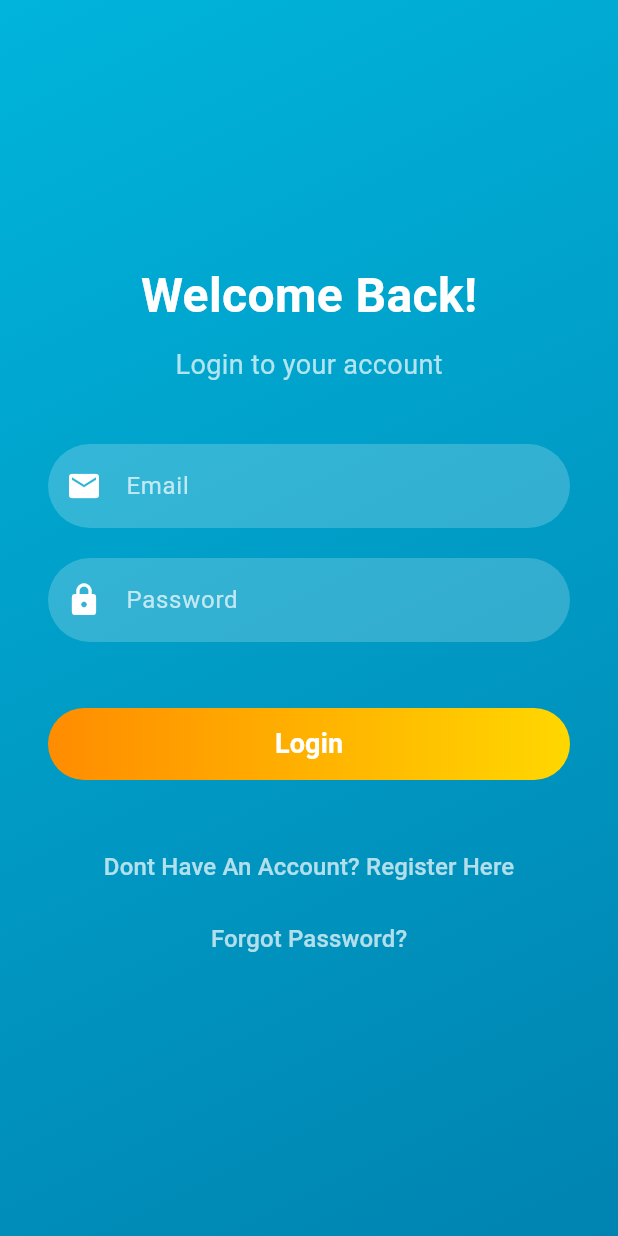
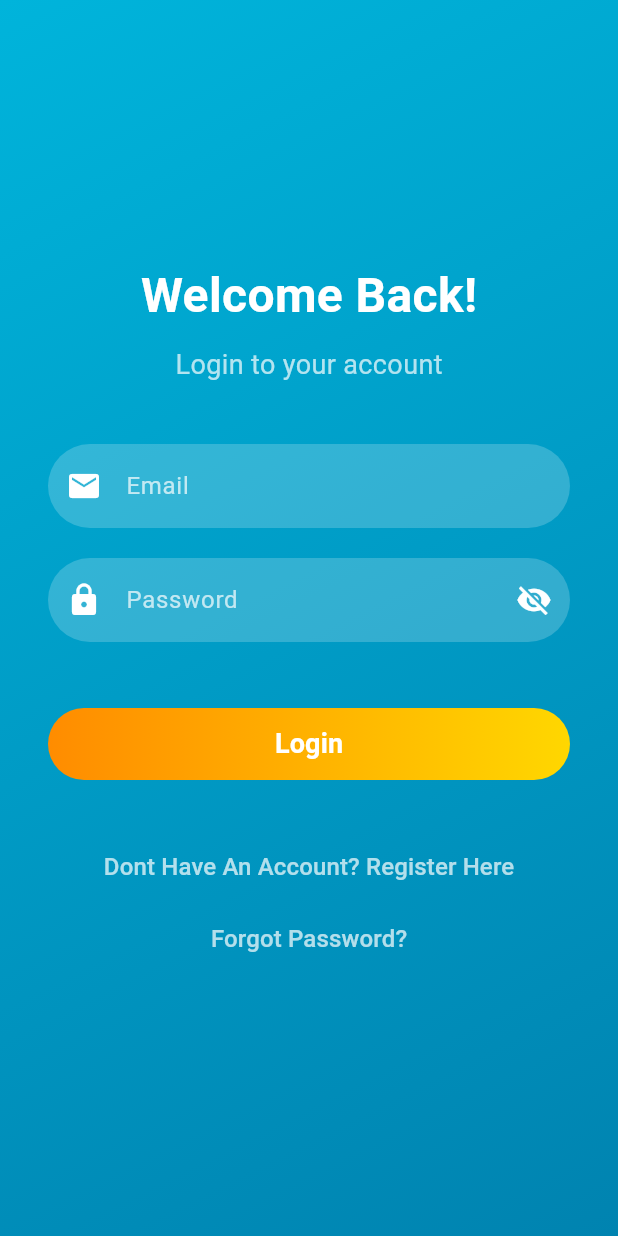
Before and after one commit to AayushPandeyy/FinSync, a Flutter app: the screen it shows after launch, on a phone screen of 412 x 824 dp. Run offline on Flutter 3.47's test engine with Material 3 defaults, Android fonts, the phone set to English and light mode, and no system bars; our stand-ins replace cloud_firestore, firebase_auth, firebase_core, fl_chart, flutter_slidable, google_fonts and 1 more; accounts and stored records are empty; Roboto replaces fonts that are missing (Afacad).

Commit message:
Users can see pw in login page

```diff
--- a/lib/pages/auth/LoginPage.dart
+++ b/lib/pages/auth/LoginPage.dart
@@ -1,3 +1,4 @@
+import 'package:finance_tracker/pages/homePage/HomePage.dart';
 import 'package:finance_tracker/pages/homePage/NavigatorPage.dart';
 import 'package:finance_tracker/pages/auth/ForgotPasswordPage.dart';
 import 'package:finance_tracker/pages/auth/RegisterPage.dart';
@@ -15,6 +16,7 @@ class LoginPage extends StatefulWidget {
 }
 
 class _LoginPageState extends State<LoginPage> {
+  bool isObscured = true;
   final TextEditingController _emailController = TextEditingController();
   final TextEditingController _passwordController = TextEditingController();
   final AuthFirebaseService authService = AuthFirebaseService();
@@ -49,7 +51,7 @@ class _LoginPageState extends State<LoginPage> {
         Navigator.pop(context);
         Navigator.pushAndRemoveUntil(
           context,
-          MaterialPageRoute(builder: (context) => const NavigatorPage()),
+          MaterialPageRoute(builder: (context) => HomePage()),
           (Route<dynamic> route) => false,
         );
       }
@@ -131,8 +133,39 @@ class _LoginPageState extends State<LoginPage> {
                 const SizedBox(height: 40),
                 _buildTextField(Icons.email, "Email", false, _emailController),
                 const SizedBox(height: 20),
-                _buildTextField(
-                    Icons.lock, "Password", true, _passwordController),
+                TextField(
+      controller: _passwordController,
+      obscureText: isObscured,
+      decoration: InputDecoration(
+        prefixIcon: Icon(Icons.lock, color: Colors.white),
+        suffixIcon: IconButton(
+          icon: Icon(
+            isObscured ? Icons.visibility_off : Icons.visibility,
+            color: Colors.white,
+          ),
+          onPressed: () {
+            setState(() {
+              isObscured = !isObscured;
+            });
+          },
+        ),
+        hintText: "Password",
+        hintStyle: const TextStyle(color: Colors.white70),
+        filled: true,
+        fillColor: Colors.white.withOpacity(0.2),
+        focusedBorder: OutlineInputBorder(
+          borderRadius: BorderRadius.circular(30),
+          borderSide: const BorderSide(color: Colors.white),
+        ),
+        enabledBorder: OutlineInputBorder(
+          borderRadius: BorderRadius.circular(30),
+          borderSide: BorderSide.none,
+        ),
+        contentPadding: const EdgeInsets.symmetric(vertical: 16),
+      ),
+      style: const TextStyle(color: Colors.white),
+      cursorColor: Colors.white,
+    ),
                 const SizedBox(height: 30),
                 ElevatedButton(
                   style: ElevatedButton.styleFrom(
```
